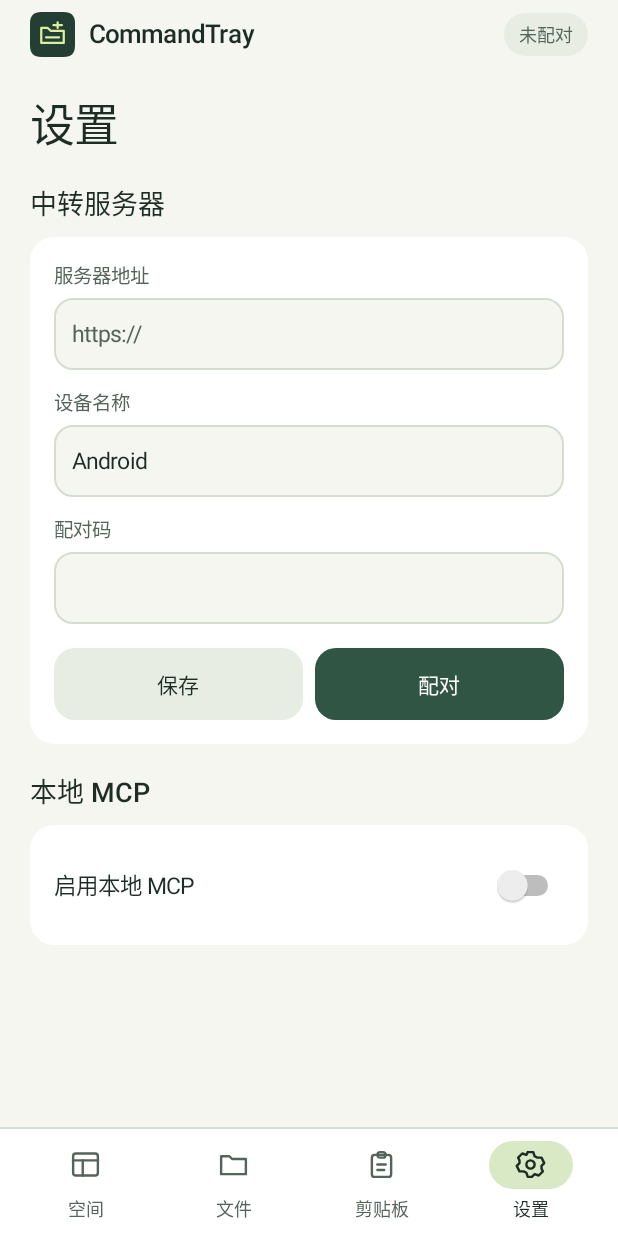
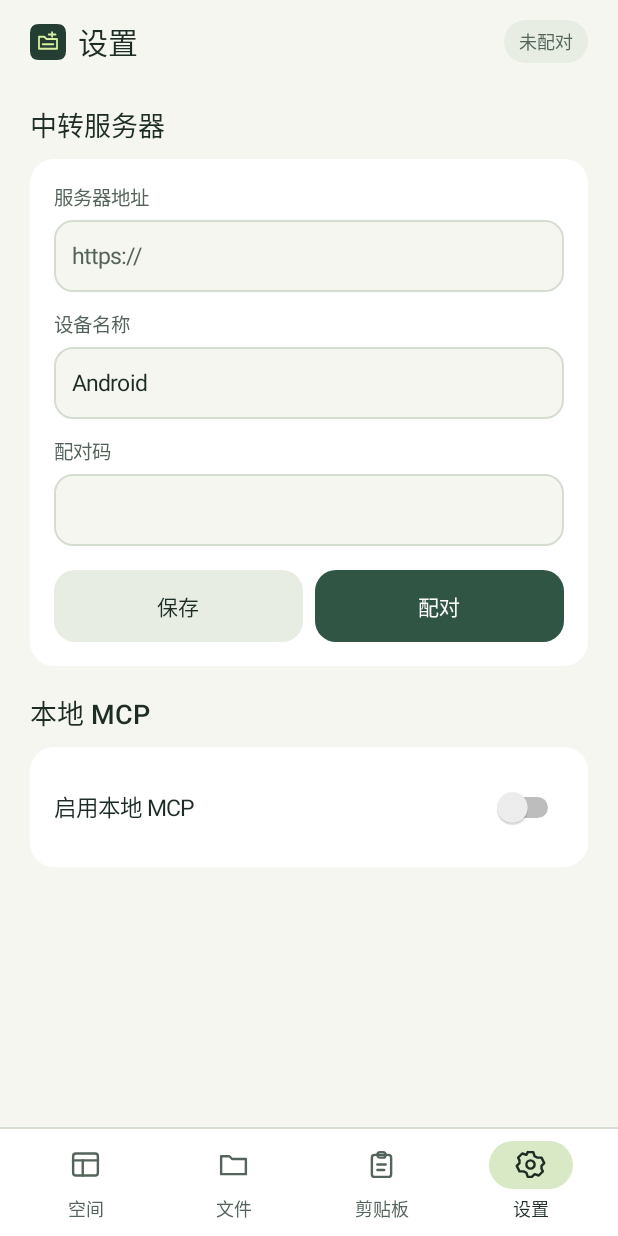
Before and after one commit to backinfile/CommandTray, an Android app: the screen it shows after launch (MainActivity), after a tap on "设置", on a phone screen of 412 x 824 dp. Run offline under Robolectric (Android 15) with nearby library versions, the phone set to English and light mode, and no system bars; pictures from the network do not load; 1 other tap on this screen came first.

Commit message:
fix(android): consolidate page headings into the app bar

```diff
--- a/android/app/src/main/java/dev/commandtray/android/MainActivity.java
+++ b/android/app/src/main/java/dev/commandtray/android/MainActivity.java
@@ -66,13 +66,16 @@ public final class MainActivity extends Activity {
     private static final int FILES = 1;
     private static final int CLIPBOARD = 2;
     private static final int SETTINGS = 3;
+    private static final String[] PAGE_TITLES = {"工作空间", "共享文件", "剪贴板", "设置"};
     private final ExecutorService work = Executors.newSingleThreadExecutor();
     private final TrayUi.Destination[] navigation = new TrayUi.Destination[4];
     private CommandTrayApp app;
     private TrayUi ui;
     private LinearLayout page;
     private ScrollView scroll;
+    private TextView appBarTitle;
     private TextView pairingStatus;
+    private View newSpaceButton;
     private TextView feedback;
     private ProgressBar progress;
     private int selection;
@@ -150,18 +153,25 @@ public final class MainActivity extends Activity {
 
     private LinearLayout createAppBar() {
         LinearLayout bar = ui.row();
-        bar.setPadding(dp(20), dp(8), dp(20), dp(8));
+        bar.setMinimumHeight(dp(56));
+        bar.setPadding(dp(20), dp(4), dp(20), dp(4));
         ImageView mark = new ImageView(this);
         mark.setImageResource(R.drawable.tray_mark);
         mark.setImportantForAccessibility(View.IMPORTANT_FOR_ACCESSIBILITY_NO);
-        bar.addView(mark, new LinearLayout.LayoutParams(dp(30), dp(30)));
-        ui.gap(bar, 9);
-        TextView name = ui.text("CommandTray", 17, tray_text, true);
-        name.setSingleLine(true);
-        name.setEllipsize(TextUtils.TruncateAt.END);
-        ui.stretch(bar, name);
+        bar.addView(mark, new LinearLayout.LayoutParams(dp(24), dp(24)));
+        ui.gap(bar, 8);
+        appBarTitle = ui.heading("", 20, tray_text);
+        appBarTitle.setSingleLine(true);
+        appBarTitle.setEllipsize(TextUtils.TruncateAt.END);
+        ui.stretch(bar, appBarTitle);
+        ui.gap(bar, 8);
         pairingStatus = ui.status("", false);
         bar.addView(pairingStatus);
+        newSpaceButton = ui.iconButton("新建空间", PLUS, tray_primary, this::createSpace);
+        newSpaceButton.setBackground(ui.ripple(tray_tonal, 14, tray_primary));
+        LinearLayout.LayoutParams newSpaceLayout = (LinearLayout.LayoutParams) newSpaceButton.getLayoutParams();
+        newSpaceLayout.setMarginStart(dp(8));
+        bar.addView(newSpaceButton, newSpaceLayout);
         return bar;
     }
 
@@ -244,6 +254,8 @@ public final class MainActivity extends Activity {
     private void switchPage(int target) {
         if (selection != target) scroll.scrollTo(0, 0);
         selection = target;
+        appBarTitle.setText(PAGE_TITLES[target]);
+        newSpaceButton.setVisibility(target == SPACE ? View.VISIBLE : View.GONE);
         for (int i = 0; i < navigation.length; i++) navigation[i].showSelected(i == target);
         render();
         if (target == SPACE) {
@@ -271,8 +283,8 @@ public final class MainActivity extends Activity {
         else renderSettings();
     }
     private void renderSettings() {
-        page.addView(pageTitle("设置"));
-        pageHeading("中转服务器");
+        page.addView(ui.heading("中转服务器", 18, tray_text));
+        ui.gap(page, 9);
         LinearLayout relay = ui.surface(tray_surface, 16, 16);
         page.addView(relay);
         if (!app.settings.paired() || editingConnection) {
@@ -410,8 +422,6 @@ public final class MainActivity extends Activity {
     }
 
     private void renderClipboard() {
-        page.addView(pageTitle("剪贴板"));
-        ui.gap(page, 16);
         if (!app.settings.paired()) {
             pairNotice(TrayUi.Icon.CLIPBOARD);
             return;
@@ -476,8 +486,6 @@ public final class MainActivity extends Activity {
     }
 
     private void renderFiles() {
-        page.addView(pageTitle("共享文件"));
-        ui.gap(page, 16);
         if (!app.settings.paired()) {
             pairNotice(FOLDER);
             return;
@@ -637,11 +645,6 @@ public final class MainActivity extends Activity {
     }
 
     private void renderWorkspace() {
-        LinearLayout heading = ui.row();
-        ui.stretch(heading, pageTitle("工作空间"));
-        heading.addView(ui.button("新建", PLUS, TONAL, this::createSpace));
-        page.addView(heading);
-        ui.gap(page, 12);
         if (workspace == null) return;
         try {
             JSONArray spaces = WorkspaceStore.spaces(workspace);
@@ -1101,12 +1104,6 @@ public final class MainActivity extends Activity {
         feedback.postDelayed(dismissFeedback, 3800);
     }
 
-    private TextView pageTitle(String title) {
-        TextView text = ui.heading(title, 30, tray_text);
-        text.setLetterSpacing(-0.02f);
-        return text;
-    }
-
     private void pageHeading(String title) {
         ui.gap(page, 18);
         page.addView(ui.heading(title, 18, tray_text));
```
Also changed, not shown: 1 other file.
